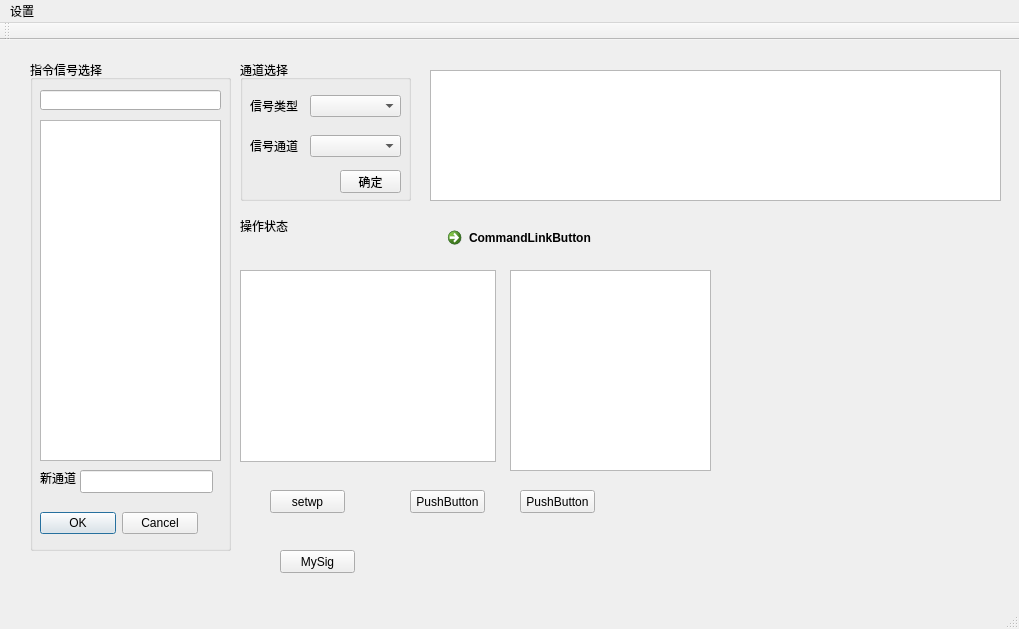
Above: cmdsimmw.ui from CarnationTL/cmd_sim before the change. Below: the same form after it.
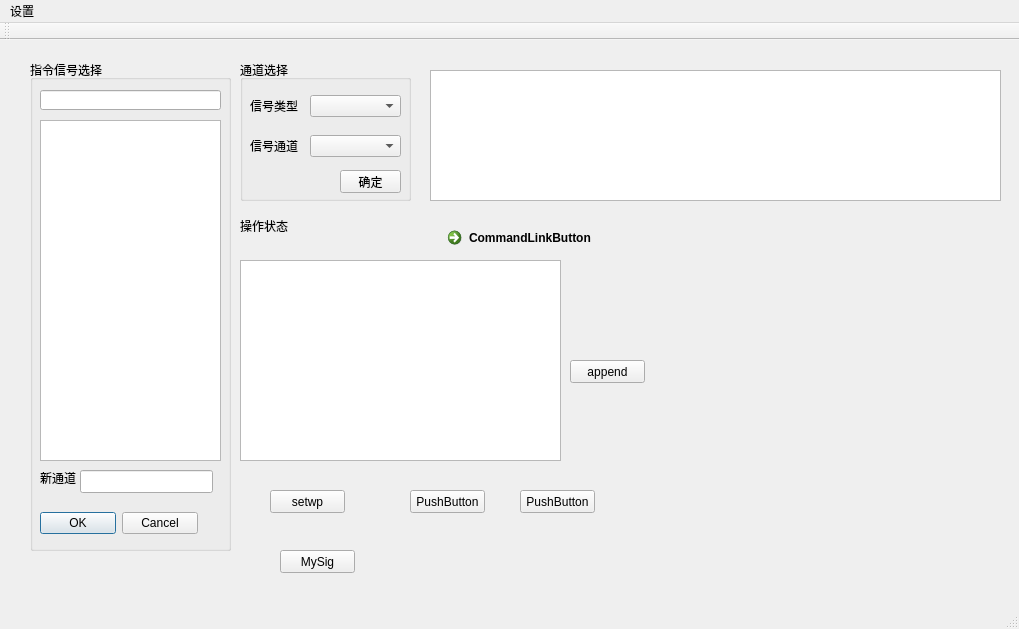
That is the form after the change.

```diff
--- a/cmdsimmw.ui
+++ b/cmdsimmw.ui
@@ -266,22 +266,12 @@
      <string>操作状态</string>
     </property>
    </widget>
-   <widget class="QTextBrowser" name="textBrowser">
+   <widget class="QPlainTextEdit" name="pploptStatus">
     <property name="geometry">
      <rect>
       <x>240</x>
-      <y>230</y>
-      <width>256</width>
-      <height>192</height>
-     </rect>
-    </property>
-   </widget>
-   <widget class="QPlainTextEdit" name="plainTextEdit">
-    <property name="geometry">
-     <rect>
-      <x>510</x>
-      <y>230</y>
-      <width>201</width>
+      <y>220</y>
+      <width>321</width>
       <height>201</height>
      </rect>
     </property>
@@ -338,6 +328,19 @@
      <string>MySig</string>
     </property>
    </widget>
+   <widget class="QPushButton" name="pushButton_4">
+    <property name="geometry">
+     <rect>
+      <x>570</x>
+      <y>320</y>
+      <width>75</width>
+      <height>23</height>
+     </rect>
+    </property>
+    <property name="text">
+     <string>append</string>
+    </property>
+   </widget>
    <zorder>groupBox</zorder>
    <zorder>gBox_sig_sel</zorder>
    <zorder>layoutWidget</zorder>
```
Left out of the diff: 8 changed lines with no effect on the pictures.
